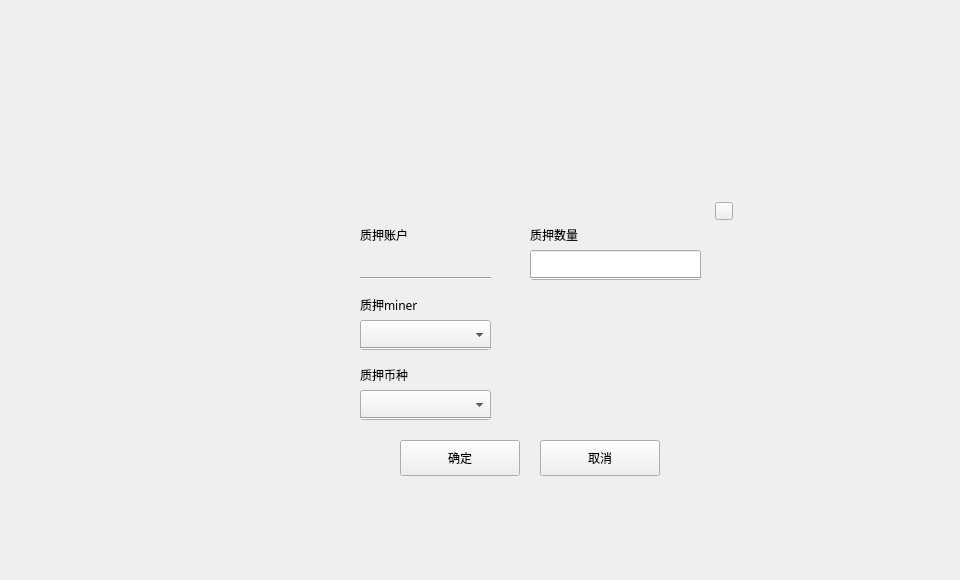
Above: miner/locktominerdialog.ui from HcashOrg/hx-indicator before the change. Below: the same form after it.
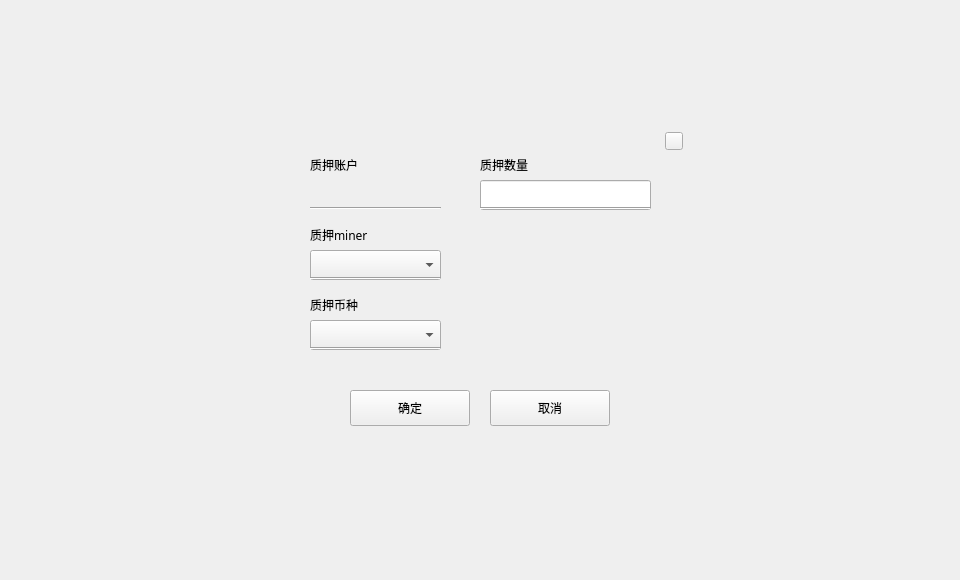
That is the form after the change.

Patch:
```diff
--- a/miner/locktominerdialog.ui
+++ b/miner/locktominerdialog.ui
@@ -25,10 +25,10 @@
    <widget class="QWidget" name="containerWidget" native="true">
     <property name="geometry">
      <rect>
-      <x>320</x>
-      <y>190</y>
+      <x>270</x>
+      <y>120</y>
       <width>420</width>
-      <height>300</height>
+      <height>340</height>
      </rect>
     </property>
     <property name="font">
@@ -56,7 +56,7 @@
      <property name="geometry">
       <rect>
        <x>220</x>
-       <y>250</y>
+       <y>270</y>
        <width>120</width>
        <height>36</height>
       </rect>
@@ -83,7 +83,7 @@
      <property name="geometry">
       <rect>
        <x>80</x>
-       <y>250</y>
+       <y>270</y>
        <width>120</width>
        <height>36</height>
       </rect>
@@ -149,7 +149,7 @@
       <rect>
        <x>40</x>
        <y>100</y>
-       <width>81</width>
+       <width>120</width>
        <height>30</height>
       </rect>
      </property>
```
